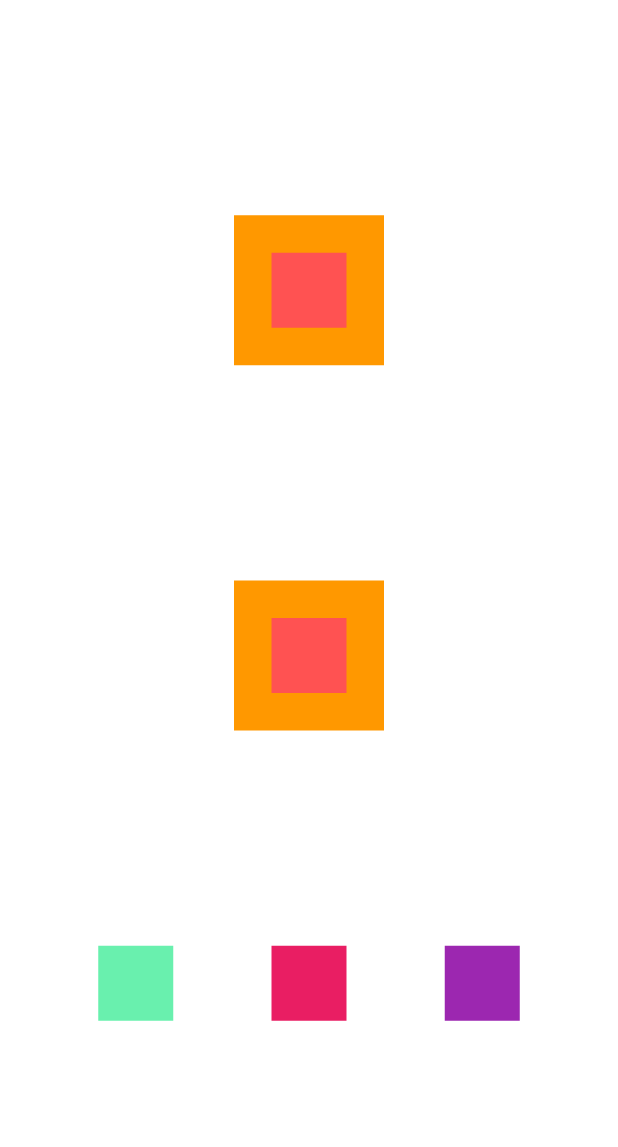
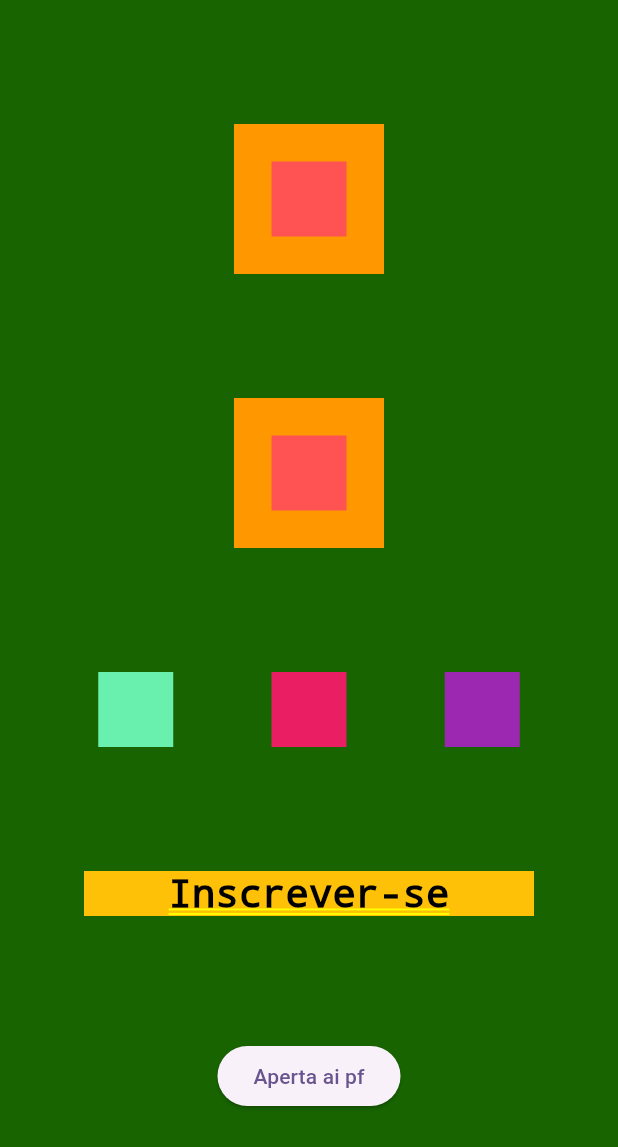
Before and after one commit to WillianChiquinato/Black_Brothers, a Flutter app: the screen it shows after launch, on a phone screen of 412 x 824 dp. Shown: the top 1147 px of the screen. Run offline on Flutter 3.47's test engine with Material 3 defaults, Android fonts, the phone set to English and light mode, and no system bars.

Commit message:
CommitButtons

```diff
--- a/lib/main.dart
+++ b/lib/main.dart
@@ -19,7 +19,10 @@ class MyApp extends StatelessWidget {
         //Home é o nosso BODY no Flutter.
         //Stack, empilhar uma em cima da outra.
         //Um em cima do outro com stack, literalmente em forma de pilha
-      home: Column(
+        home: Container(
+          //Filtrando a cor com o RGB, modelando com o fromARGB, mas nao da pra pegar a cor, tem que pegar externa
+          color: Color.fromARGB(255, 24, 100, 1),
+          child: Column(
             mainAxisAlignment: MainAxisAlignment.spaceEvenly,
             crossAxisAlignment: CrossAxisAlignment.center,
             children: [
@@ -74,7 +77,21 @@ class MyApp extends StatelessWidget {
                   )
                 ],
               ),
+              Container(
+                color: Colors.amber,
+                height: 30,
+                width: 300,
+                child: Text('Inscrever-se',
+                  style: TextStyle(color: Colors.black, fontSize: 26),
+                  textAlign: TextAlign.center,),
+              ),
+              //Para o botao e o Text para adicinar texto e TEXSTYLE para estilizaçao
+              ElevatedButton(onPressed: () {
+                  print('Pressionou');
+                }, child: Text('Aperta ai pf'),
+              ),
             ],
+          ),
         )
 
       // Column ou Row(
```
Lines whose indentation alone changed are shown as unchanged.
